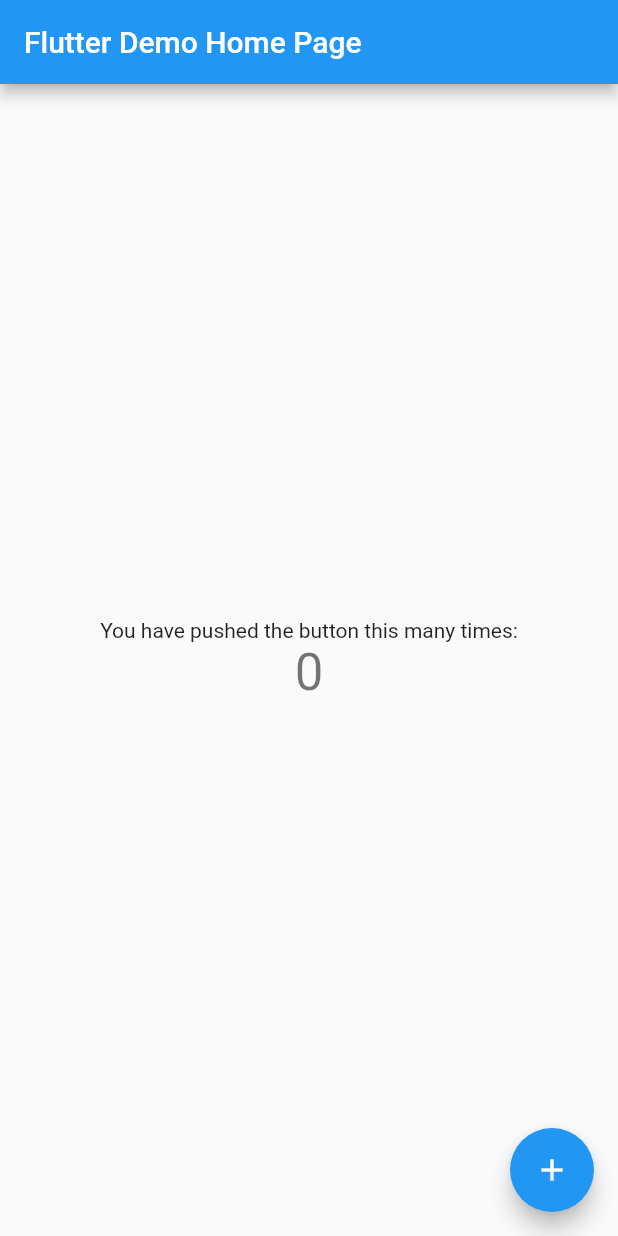
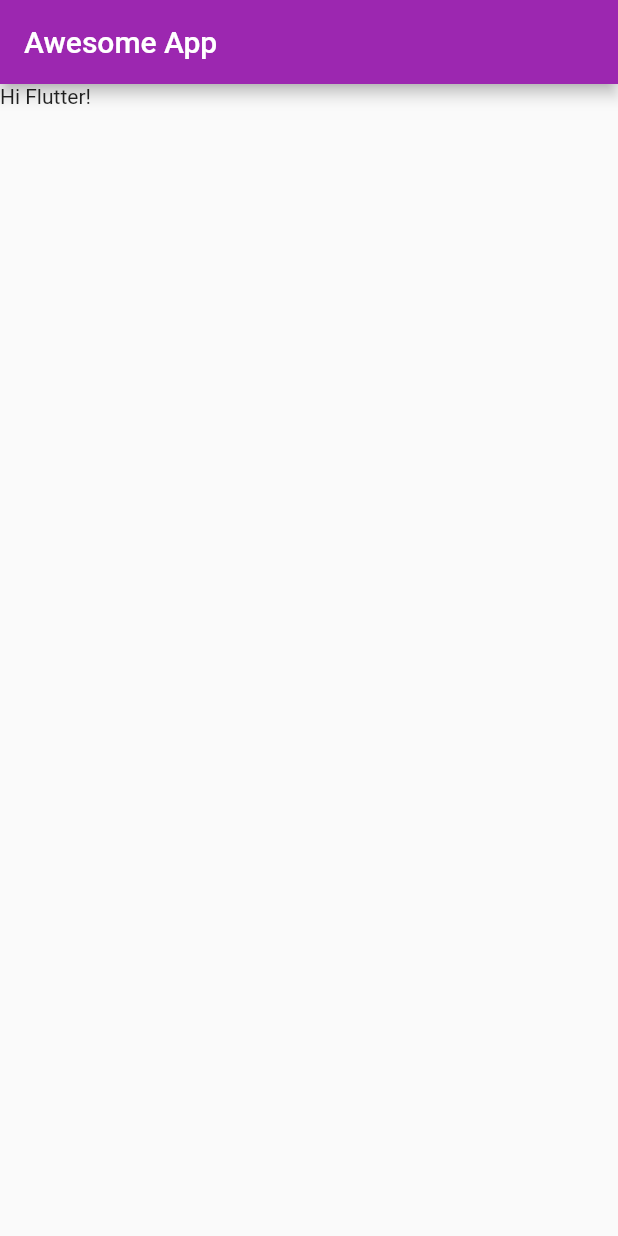
Before and after one commit to JHMamun/test_app, a Flutter app: the screen it shows after launch, on a phone screen of 412 x 824 dp. Run offline on Flutter 3.47's test engine with Material 2 defaults, Android fonts, the phone set to English and light mode, and no system bars.

Commit message:
ch1 completed

```diff
--- a/lib/main.dart
+++ b/lib/main.dart
@@ -1,115 +1,23 @@
 import 'package:flutter/material.dart';
 
 void main() {
-  runApp(const MyApp());
+  runApp(MaterialApp(
+    home: HomePage(),
+    theme: ThemeData(
+      primarySwatch: Colors.purple,
+    ),
+  ));
 }
 
-class MyApp extends StatelessWidget {
-  const MyApp({Key? key}) : super(key: key);
-
-  // This widget is the root of your application.
+class HomePage extends StatelessWidget {
   @override
   Widget build(BuildContext context) {
-    return MaterialApp(
-      title: 'Flutter Demo',
-      theme: ThemeData(
-        // This is the theme of your application.
-        //
-        // Try running your application with "flutter run". You'll see the
-        // application has a blue toolbar. Then, without quitting the app, try
-        // changing the primarySwatch below to Colors.green and then invoke
-        // "hot reload" (press "r" in the console where you ran "flutter run",
-        // or simply save your changes to "hot reload" in a Flutter IDE).
-        // Notice that the counter didn't reset back to zero; the application
-        // is not restarted.
-        primarySwatch: Colors.blue,
-      ),
-      home: const MyHomePage(title: 'Flutter Demo Home Page'),
-    );
+    return Scaffold(
+        appBar: AppBar(
+          title: Text("Awesome App"),
+        ),
+        body: Container(
+          child: Text("Hi Flutter!"),
+        ));
   }
 }
-
-class MyHomePage extends StatefulWidget {
-  const MyHomePage({Key? key, required this.title}) : super(key: key);
-
-  // This widget is the home page of your application. It is stateful, meaning
-  // that it has a State object (defined below) that contains fields that affect
-  // how it looks.
-
-  // This class is the configuration for the state. It holds the values (in this
-  // case the title) provided by the parent (in this case the App widget) and
-  // used by the build method of the State. Fields in a Widget subclass are
-  // always marked "final".
-
-  final String title;
-
-  @override
-  State<MyHomePage> createState() => _MyHomePageState();
-}
-
-class _MyHomePageState extends State<MyHomePage> {
-  int _counter = 0;
-
-  void _incrementCounter() {
-    setState(() {
-      // This call to setState tells the Flutter framework that something has
-      // changed in this State, which causes it to rerun the build method below
-      // so that the display can reflect the updated values. If we changed
-      // _counter without calling setState(), then the build method would not be
-      // called again, and so nothing would appear to happen.
-      _counter++;
-    });
-  }
-
-  @override
-  Widget build(BuildContext context) {
-    // This method is rerun every time setState is called, for instance as done
-    // by the _incrementCounter method above.
-    //
-    // The Flutter framework has been optimized to make rerunning build methods
-    // fast, so that you can just rebuild anything that needs updating rather
-    // than having to individually change instances of widgets.
-    return Scaffold(
-      appBar: AppBar(
-        // Here we take the value from the MyHomePage object that was created by
-        // the App.build method, and use it to set our appbar title.
-        title: Text(widget.title),
-      ),
-      body: Center(
-        // Center is a layout widget. It takes a single child and positions it
-        // in the middle of the parent.
-        child: Column(
-          // Column is also a layout widget. It takes a list of children and
-          // arranges them vertically. By default, it sizes itself to fit its
-          // children horizontally, and tries to be as tall as its parent.
-          //
-          // Invoke "debug painting" (press "p" in the console, choose the
-          // "Toggle Debug Paint" action from the Flutter Inspector in Android
-          // Studio, or the "Toggle Debug Paint" command in Visual Studio Code)
-          // to see the wireframe for each widget.
-          //
-          // Column has various properties to control how it sizes itself and
-          // how it positions its children. Here we use mainAxisAlignment to
-          // center the children vertically; the main axis here is the vertical
-          // axis because Columns are vertical (the cross axis would be
-          // horizontal).
-          mainAxisAlignment: MainAxisAlignment.center,
-          children: <Widget>[
-            const Text(
-              'You have pushed the button this many times:',
-            ),
-            Text(
-              '$_counter',
-              style: Theme.of(context).textTheme.headline4,
-            ),
-          ],
-        ),
-      ),
-      floatingActionButton: FloatingActionButton(
-        onPressed: _incrementCounter,
-        tooltip: 'Increment',
-        child: const Icon(Icons.add),
-      ), // This trailing comma makes auto-formatting nicer for build methods.
-    );
-  }
-}
```
